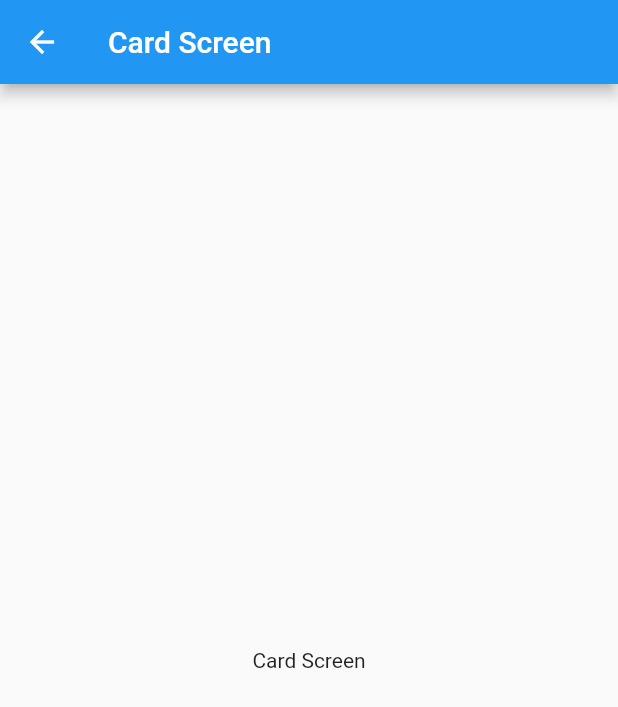
After one commit to jdriverab/Flutter_Components_Test, a Flutter app: the screen it shows after launch, after a tap on "Nombre de ruta", on a phone screen of 412 x 824 dp. The commit adds this screen. Shown: the top 707 px of the screen. Run offline on Flutter 3.47's test engine with Material 2 defaults, Android fonts, the phone set to English and light mode, and no system bars.

Commit message:
alert screen and card screen created

```diff
--- a/lib/main.dart
+++ b/lib/main.dart
@@ -1,7 +1,6 @@
 import 'package:flutter/material.dart';
 
-//import 'package:flutter_components/screens/list_view_1.dart';
-import 'package:flutter_components/screens/list_view_2.dart';
+import 'package:flutter_components/screens/screens.dart';
 
 void main() => runApp(const MyApp());
 
@@ -10,10 +9,23 @@ class MyApp extends StatelessWidget {
 
   @override
   Widget build(BuildContext context) {
-    return const MaterialApp(
-        debugShowCheckedModeBanner: false,
+    return MaterialApp(
+      debugShowCheckedModeBanner: false,
 
-        //home: ListView1Screen());
-        home: ListView2Screen());
+      //home: ListView1Screen());
+      initialRoute: 'homeScreen',
+      routes: {
+        'homeScreen': (BuildContext context) => const HomeScreen(),
+        'listView1Screen': (BuildContext context) => const ListView1Screen(),
+        'listView2Screen': (BuildContext context) => const ListView2Screen(),
+        'cardScreen': (BuildContext context) => const CardScreen(),
+        'alertScreen': (BuildContext context) => const AlertScreen(),
+      },
+
+// Funcion sirve para rutas dinamicas, no usar en otros casos
+      onGenerateRoute: (settings) => MaterialPageRoute(
+        builder: (context) => const AlertScreen(),
+      ),
+    );
   }
 }
--- /dev/null
+++ b/lib/screens/alert_screen.dart
@@ -0,0 +1,13 @@
+import 'package:flutter/material.dart';
+
+class AlertScreen extends StatelessWidget {
+  const AlertScreen({super.key});
+
+  @override
+  Widget build(BuildContext context) {
+    return Scaffold(
+      appBar: AppBar(title: const Text('Alert Screen')),
+      body: const Center(child: Text('Card Screen')),
+    );
+  }
+}
--- /dev/null
+++ b/lib/screens/card_screen.dart
@@ -0,0 +1,13 @@
+import 'package:flutter/material.dart';
+
+class CardScreen extends StatelessWidget {
+  const CardScreen({super.key});
+
+  @override
+  Widget build(BuildContext context) {
+    return Scaffold(
+      appBar: AppBar(title: const Text('Card Screen')),
+      body: const Center(child: Text('Card Screen')),
+    );
+  }
+}
--- /dev/null
+++ b/lib/screens/home_screen.dart
@@ -0,0 +1,29 @@
+import 'package:flutter/material.dart';
+
+class HomeScreen extends StatelessWidget {
+  const HomeScreen({super.key});
+
+  @override
+  Widget build(BuildContext context) {
+    return Scaffold(
+        appBar: AppBar(title: const Text('Componentes en flutter')),
+        body: ListView.separated(
+            itemBuilder: (context, index) => ListTile(
+                  leading: const Icon(Icons.arrow_forward_ios),
+                  title: const Text('Nombre de ruta'),
+                  onTap: () {
+                    /*
+                    final route = MaterialPageRoute(
+                      builder: (context) => const ListView1Screen(),
+                    );
+
+                    Navigator.push(context, route);
+                    */
+
+                    Navigator.pushNamed(context, 'cardScreen');
+                  },
+                ),
+            separatorBuilder: (_, __) => const Divider(),
+            itemCount: 10));
+  }
+}
--- /dev/null
+++ b/lib/screens/screens.dart
@@ -0,0 +1,5 @@
+export 'package:flutter_components/screens/alert_screen.dart';
+export 'package:flutter_components/screens/card_screen.dart';
+export 'package:flutter_components/screens/home_screen.dart';
+export 'package:flutter_components/screens/list_view_1.dart';
+export 'package:flutter_components/screens/list_view_2.dart';
```
